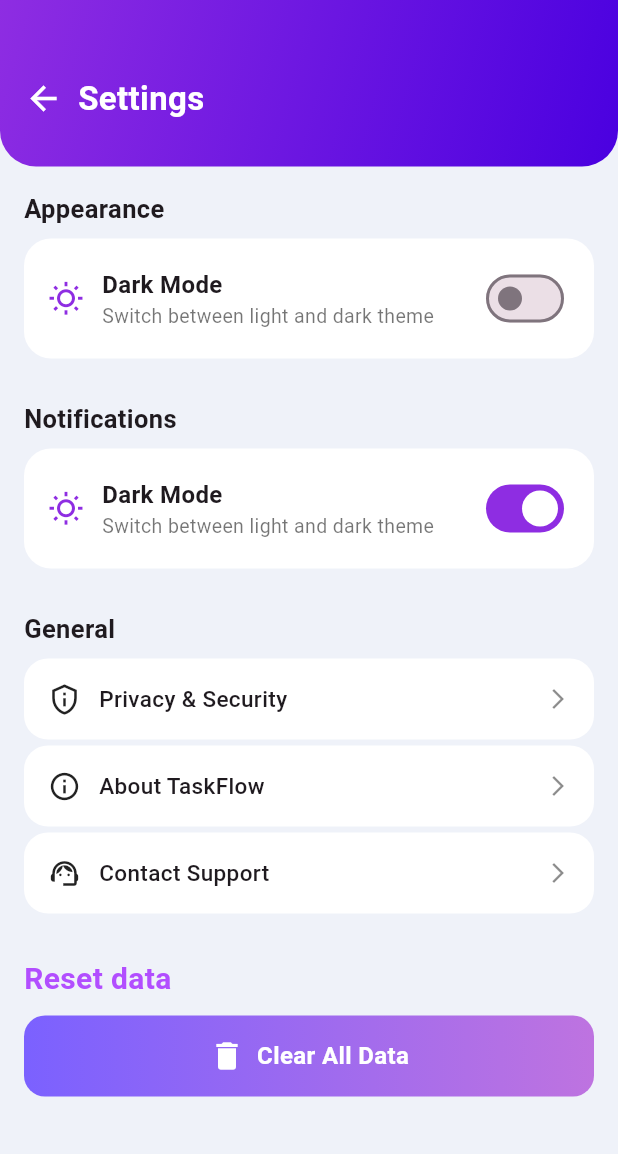
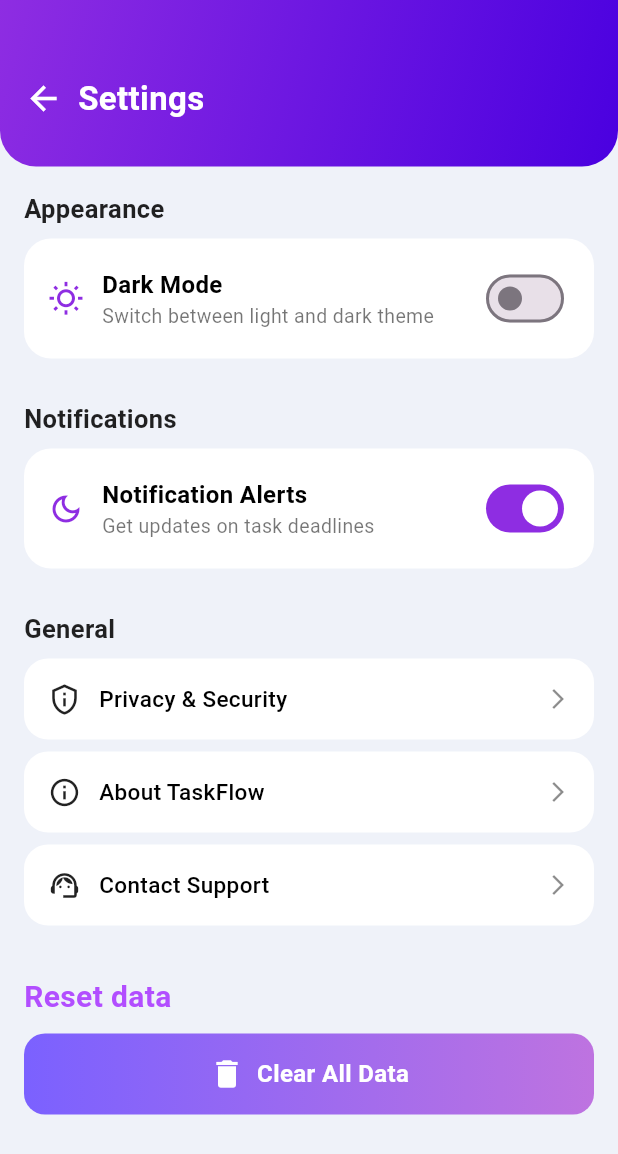
Before and after one commit to ZainabBashir425/TaskFlow-TodoApp, a Flutter app: the SettingsPage screen opened directly, on a phone screen of 412 x 824 dp. Shown: the top 1154 px of the screen. Run offline on Flutter 3.47's test engine with Material 3 defaults, Android fonts, the phone set to English and light mode, and no system bars; our stand-ins replace flutter_dotenv, supabase_flutter; accounts and stored records are empty.

Commit message:
settings page logic is being added

```diff
--- a/lib/main.dart
+++ b/lib/main.dart
@@ -3,12 +3,21 @@ import 'screens/splash_screen.dart';
 import 'package:supabase_flutter/supabase_flutter.dart';
 import 'package:flutter_dotenv/flutter_dotenv.dart';
 
+// This acts as a global "remote control" for your app's theme
+class ThemeManager {
+  static final ValueNotifier<ThemeMode> themeMode = ValueNotifier(
+    ThemeMode.light,
+  );
+
+  static void toggleTheme(bool isDark) {
+    themeMode.value = isDark ? ThemeMode.dark : ThemeMode.light;
+  }
+}
+
 void main() async {
-  // Ensure Flutter bindings are initialized
   WidgetsFlutterBinding.ensureInitialized();
   await dotenv.load(fileName: ".env");
 
-  // Initialize Supabase
   await Supabase.initialize(
     url: dotenv.env['SUPABASE_URL']!,
     anonKey: dotenv.env['SUPABASE_ANON_KEY']!,
@@ -22,16 +31,51 @@ class TaskFlowApp extends StatelessWidget {
 
   @override
   Widget build(BuildContext context) {
+    // 🔥 Listen to the theme changes here
+    return ValueListenableBuilder<ThemeMode>(
+      valueListenable: ThemeManager.themeMode,
+      builder: (context, currentMode, child) {
         return MaterialApp(
           title: 'TaskFlow',
           debugShowCheckedModeBanner: false,
+
+          // 1. Set the current mode
+          themeMode: currentMode,
+
+          // 2. Light Theme Definition
           theme: ThemeData(
             useMaterial3: true,
-        fontFamily: null,
+            brightness: Brightness.light,
             scaffoldBackgroundColor: const Color(0xFFF6F7FB),
-        colorScheme: ColorScheme.fromSeed(seedColor: Colors.purple),
+            colorScheme: ColorScheme.fromSeed(
+              seedColor: const Color(0xFF8E2DE2),
+              brightness: Brightness.light,
             ),
+            cardColor: Colors.white,
+          ),
+
+          // 3. Dark Theme Definition
+          darkTheme: ThemeData(
+            useMaterial3: true,
+            brightness: Brightness.dark,
+            scaffoldBackgroundColor: const Color(
+              0xFF121212,
+            ), // Deep dark background
+            colorScheme: ColorScheme.fromSeed(
+              seedColor: const Color(0xFF8E2DE2),
+              brightness: Brightness.dark,
+              surface: const Color(0xFF1E1E1E), // Darker card surfaces
+            ),
+            // Customizing text themes for visibility in dark mode
+            textTheme: const TextTheme(
+              bodyLarge: TextStyle(color: Colors.white),
+              bodyMedium: TextStyle(color: Colors.white70),
+            ),
+          ),
+
           home: const SplashScreen(),
+        );
+      },
     );
   }
 }
--- a/lib/screens/home_page.dart
+++ b/lib/screens/home_page.dart
@@ -3,7 +3,6 @@ import '../widgets/stat_card.dart';
 import '../widgets/task_card.dart';
 import '../widgets/tag_chip.dart';
 import '../services/supabase_service.dart';
-import 'new_task_screen.dart';
 
 class HomePage extends StatefulWidget {
   const HomePage({super.key});
--- a/lib/screens/settings_page.dart
+++ b/lib/screens/settings_page.dart
@@ -1,4 +1,5 @@
 import 'package:flutter/material.dart';
+import '../main.dart'; // Ensure this points to where your ThemeManager class is
 
 class SettingsPage extends StatefulWidget {
   const SettingsPage({super.key});
@@ -8,13 +9,20 @@ class SettingsPage extends StatefulWidget {
 }
 
 class _SettingsScreenState extends State<SettingsPage> {
-  bool appearanceDark = false;
+  // Initialize the switch state based on the current global theme
+  late bool appearanceDark = ThemeManager.themeMode.value == ThemeMode.dark;
   bool notificationDark = true;
 
   @override
   Widget build(BuildContext context) {
+    // Determine if the current theme is dark to adjust UI colors
+    final bool isDarkMode = Theme.of(context).brightness == Brightness.dark;
+
     return Scaffold(
-      backgroundColor: const Color(0xFFEFF2F9),
+      // Background color changes based on theme
+      backgroundColor: isDarkMode
+          ? const Color(0xFF121212)
+          : const Color(0xFFEFF2F9),
       body: Column(
         children: [
           _buildHeader(),
@@ -24,32 +32,61 @@ class _SettingsScreenState extends State<SettingsPage> {
               child: Column(
                 crossAxisAlignment: CrossAxisAlignment.start,
                 children: [
-                  _sectionTitle("Appearance"),
-                  _cardSwitch("Dark Mode", "Switch between light and dark theme",
-                      appearanceDark, (v) {
-                    setState(() => appearanceDark = v);
-                  }),
+                  _sectionTitle("Appearance", isDarkMode),
+                  _cardSwitch(
+                    "Dark Mode",
+                    "Switch between light and dark theme",
+                    appearanceDark,
+                    isDarkMode,
+                    (v) {
+                      setState(() {
+                        appearanceDark = v;
+                      });
+                      // 🔥 GLOBAL LOGIC: Update the entire app theme
+                      ThemeManager.toggleTheme(v);
+                    },
+                  ),
 
                   const SizedBox(height: 20),
-                  _sectionTitle("Notifications"),
-                  _cardSwitch("Dark Mode", "Switch between light and dark theme",
-                      notificationDark, (v) {
+                  _sectionTitle("Notifications", isDarkMode),
+                  _cardSwitch(
+                    "Notification Alerts",
+                    "Get updates on task deadlines",
+                    notificationDark,
+                    isDarkMode,
+                    (v) {
                       setState(() => notificationDark = v);
-                  }),
+                    },
+                  ),
 
                   const SizedBox(height: 20),
-                  _sectionTitle("General"),
-                  _settingItem(Icons.privacy_tip_outlined,
-                      "Privacy & Security", () {}),
-                  _settingItem(Icons.info_outline, "About TaskFlow", () {}),
-                  _settingItem(Icons.support_agent_outlined,
-                      "Contact Support", () {}),
+                  _sectionTitle("General", isDarkMode),
+                  _settingItem(
+                    Icons.privacy_tip_outlined,
+                    "Privacy & Security",
+                    isDarkMode,
+                    () {},
+                  ),
+                  _settingItem(
+                    Icons.info_outline,
+                    "About TaskFlow",
+                    isDarkMode,
+                    () {},
+                  ),
+                  _settingItem(
+                    Icons.support_agent_outlined,
+                    "Contact Support",
+                    isDarkMode,
+                    () {},
+                  ),
 
                   const SizedBox(height: 25),
-                  const Text(
+                  Text(
                     "Reset data",
                     style: TextStyle(
-                      color: Color(0xFFB24EFF),
+                      color: isDarkMode
+                          ? const Color(0xFFD4A5FF)
+                          : const Color(0xFFB24EFF),
                       fontSize: 20,
                       fontWeight: FontWeight.w700,
                     ),
@@ -66,7 +103,7 @@ class _SettingsScreenState extends State<SettingsPage> {
     );
   }
 
-  // ---------------- UI COMPONENTS ----------------
+  // ---------------- UI COMPONENTS (Updated for Theme Support) ----------------
 
   Widget _buildHeader() {
     return Container(
@@ -78,8 +115,7 @@ class _SettingsScreenState extends State<SettingsPage> {
           begin: Alignment.topLeft,
           end: Alignment.bottomRight,
         ),
-        borderRadius:
-            BorderRadius.vertical(bottom: Radius.circular(24)),
+        borderRadius: BorderRadius.vertical(bottom: Radius.circular(24)),
       ),
       child: Row(
         children: const [
@@ -92,46 +128,65 @@ class _SettingsScreenState extends State<SettingsPage> {
               fontSize: 22,
               fontWeight: FontWeight.w600,
             ),
-          )
+          ),
         ],
       ),
     );
   }
 
-  Widget _sectionTitle(String title) {
+  Widget _sectionTitle(String title, bool isDark) {
     return Padding(
       padding: const EdgeInsets.symmetric(vertical: 8),
       child: Text(
         title,
-        style: const TextStyle(
+        style: TextStyle(
           fontSize: 17,
           fontWeight: FontWeight.w700,
+          color: isDark ? Colors.white : Colors.black87,
         ),
       ),
     );
   }
 
-  Widget _cardSwitch(String title, String subtitle, bool value, Function(bool) onChanged) {
+  Widget _cardSwitch(
+    String title,
+    String subtitle,
+    bool value,
+    bool isDark,
+    Function(bool) onChanged,
+  ) {
     return Container(
       padding: const EdgeInsets.all(16),
       decoration: BoxDecoration(
-        color: Colors.white,
+        color: isDark ? const Color(0xFF1E1E1E) : Colors.white,
         borderRadius: BorderRadius.circular(18),
       ),
       child: Row(
         children: [
-          const Icon(Icons.wb_sunny_outlined, color: Color(0xFF8E2DE2)),
+          Icon(
+            value ? Icons.dark_mode_outlined : Icons.wb_sunny_outlined,
+            color: const Color(0xFF8E2DE2),
+          ),
           const SizedBox(width: 12),
           Expanded(
             child: Column(
               crossAxisAlignment: CrossAxisAlignment.start,
               children: [
-                Text(title,
-                    style: const TextStyle(
-                        fontSize: 16, fontWeight: FontWeight.w600)),
-                Text(subtitle,
-                    style: const TextStyle(
-                        color: Colors.black54, fontSize: 13)),
+                Text(
+                  title,
+                  style: TextStyle(
+                    fontSize: 16,
+                    fontWeight: FontWeight.w600,
+                    color: isDark ? Colors.white : Colors.black,
+                  ),
+                ),
+                Text(
+                  subtitle,
+                  style: TextStyle(
+                    color: isDark ? Colors.white70 : Colors.black54,
+                    fontSize: 13,
+                  ),
+                ),
               ],
             ),
           ),
@@ -140,32 +195,52 @@ class _SettingsScreenState extends State<SettingsPage> {
             activeColor: Colors.white,
             activeTrackColor: const Color(0xFF8E2DE2),
             onChanged: onChanged,
-          )
+          ),
         ],
       ),
     );
   }
 
-  Widget _settingItem(IconData icon, String title, VoidCallback onTap) {
-    return Container(
+  Widget _settingItem(
+    IconData icon,
+    String title,
+    bool isDark,
+    VoidCallback onTap,
+  ) {
+    return InkWell(
+      onTap: onTap,
+      child: Container(
         padding: const EdgeInsets.all(16),
-      margin: const EdgeInsets.only(bottom: 4),
+        margin: const EdgeInsets.only(bottom: 8),
         decoration: BoxDecoration(
-        color: Colors.white,
+          color: isDark ? const Color(0xFF1E1E1E) : Colors.white,
           borderRadius: BorderRadius.circular(16),
         ),
         child: Row(
           children: [
-          Icon(icon, size: 22, color: Colors.black87),
+            Icon(
+              icon,
+              size: 22,
+              color: isDark ? Colors.white70 : Colors.black87,
+            ),
             const SizedBox(width: 12),
             Expanded(
               child: Text(
                 title,
-              style: const TextStyle(fontSize: 15, fontWeight: FontWeight.w500),
+                style: TextStyle(
+                  fontSize: 15,
+                  fontWeight: FontWeight.w500,
+                  color: isDark ? Colors.white : Colors.black,
                 ),
               ),
-          const Icon(Icons.arrow_forward_ios, size: 16, color: Colors.black45)
+            ),
+            Icon(
+              Icons.arrow_forward_ios,
+              size: 16,
+              color: isDark ? Colors.white38 : Colors.black45,
+            ),
           ],
+        ),
       ),
     );
   }
@@ -193,7 +268,7 @@ class _SettingsScreenState extends State<SettingsPage> {
                 fontSize: 16,
                 fontWeight: FontWeight.w600,
               ),
-            )
+            ),
           ],
         ),
       ),
```
Lines whose indentation alone changed are shown as unchanged.
